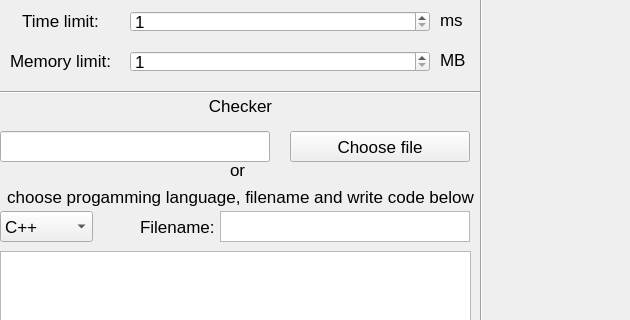
Qt form mainwindow.ui (Dzmitry-Leushukou/UI-for-solve.by) before a commit; both pictures show x 0 to 630 and y 119 to 439 of the 1200 by 800 pixel window.
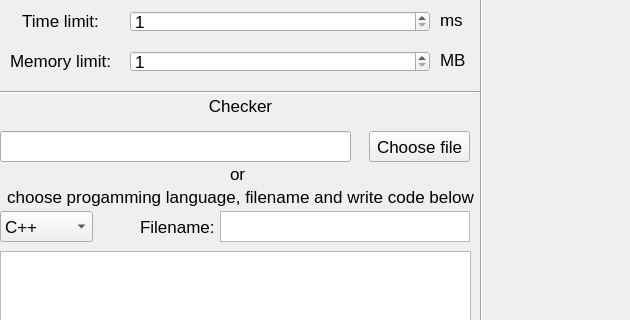
The same form after that commit. Icons and pictures are not drawn.

Commit message: Choose file of checker implemented

What changed in the file:
```diff
--- a/mainwindow.ui
+++ b/mainwindow.ui
@@ -429,7 +429,7 @@
      <rect>
       <x>0</x>
       <y>250</y>
-      <width>270</width>
+      <width>351</width>
       <height>31</height>
      </rect>
     </property>
@@ -440,9 +440,9 @@
    <widget class="QPushButton" name="ChooseCheckerFileButton">
     <property name="geometry">
      <rect>
-      <x>290</x>
+      <x>369</x>
       <y>250</y>
-      <width>180</width>
+      <width>101</width>
       <height>31</height>
      </rect>
     </property>
@@ -454,9 +454,9 @@
     <property name="geometry">
      <rect>
       <x>230</x>
-      <y>280</y>
+      <y>277</y>
       <width>66</width>
-      <height>17</height>
+      <height>31</height>
      </rect>
     </property>
     <property name="text">
```
The commit also changes 2 other files.
